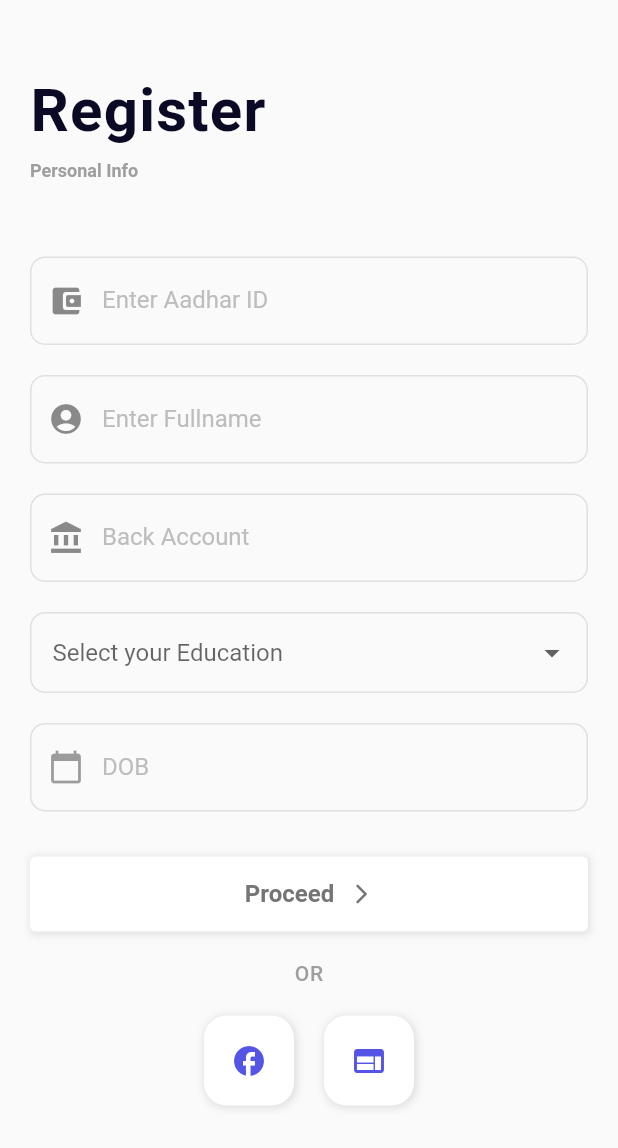
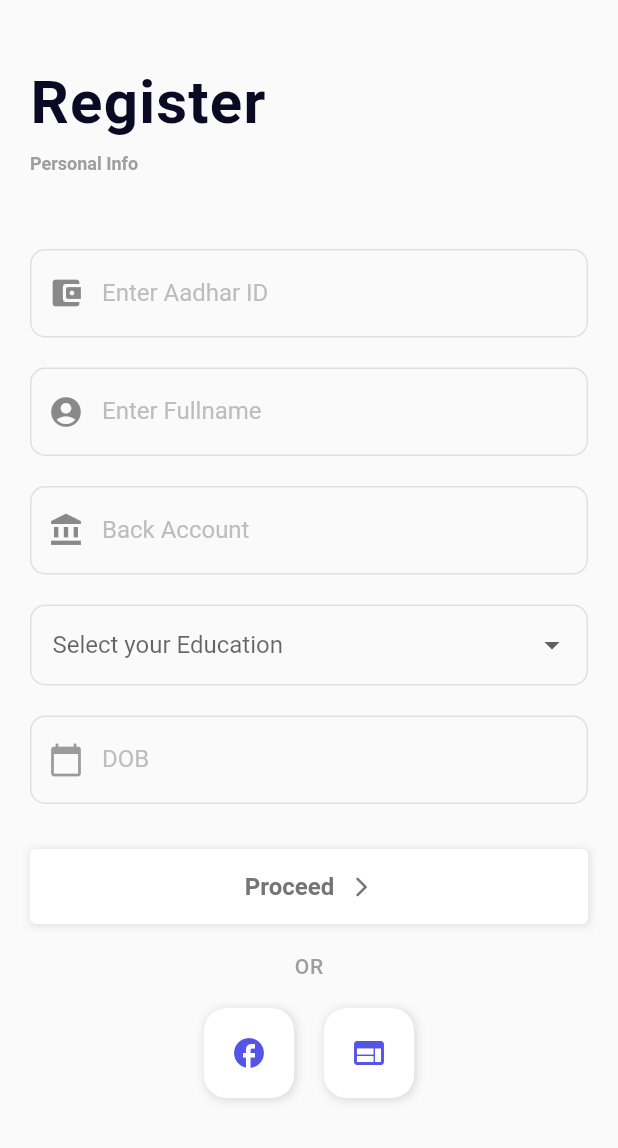
Before and after one commit to AgnelSelvan/Form-Validation-Flutter, a Flutter app: the screen it shows after launch, on a phone screen of 412 x 824 dp. Shown: the top 1148 px of the screen. Run offline on Flutter 3.47's test engine with Material 2 defaults, Android fonts, the phone set to English and light mode, and no system bars; our stand-ins replace dartz, dio, equatable, flutter_bloc, get_it, internet_connection_checker.

Commit message:
Added Home Screen, Changed Layout

```diff
--- a/lib/view_model/provider/register.dart
+++ b/lib/view_model/provider/register.dart
@@ -53,6 +53,12 @@ class RegisterNotifier extends ChangeNotifier {
     } else if (province == null) {
       return Left(UnknownFailure("Please Select A Province"));
     }
+    _addressInfo = AddressInfo(
+      addressNo: addressNo,
+      address: address,
+      addressType: _addressType!,
+      province: _province!,
+    );
     return const Right(true);
   }
 }
--- a/lib/views/pages/address.dart
+++ b/lib/views/pages/address.dart
@@ -58,7 +58,6 @@ class _AddressInfoScreenState extends State<AddressInfoScreen>
               child: Padding(
                 padding: const EdgeInsets.all(20),
                 child: Form(
-                  autovalidateMode: AutovalidateMode.onUserInteraction,
                   key: formGlobalKey,
                   child: Column(
                     crossAxisAlignment: CrossAxisAlignment.start,
@@ -103,6 +102,7 @@ class _AddressInfoScreenState extends State<AddressInfoScreen>
                         leadingIcon: Icons.apartment_rounded,
                         inputType: InputType.address,
                         validator: validateAddress,
+                        maxLines: 4,
                         textInputType: TextInputType.streetAddress,
                       ),
                       const SizedBox(
@@ -155,7 +155,7 @@ class _AddressInfoScreenState extends State<AddressInfoScreen>
                                 (l) => Utiliy.showErrorSnackbar(context,
                                     message: l.toString()), (r) {
                               if (r) {
-                                Navigator.push(
+                                Navigator.pushReplacement(
                                   context,
                                   MaterialPageRoute(
                                     builder: (context) => const HomeScreen(),
--- a/lib/views/pages/register.dart
+++ b/lib/views/pages/register.dart
@@ -59,7 +59,7 @@ class _RegisterScreenState extends State<RegisterScreen> with InputValidator {
             education: registerNotifier.education!,
             fullName: fullNameController.text,
           );
-          Navigator.push(
+          Navigator.pushReplacement(
               context,
               MaterialPageRoute(
                   builder: ((context) => const AddressInfoScreen())));
@@ -84,7 +84,6 @@ class _RegisterScreenState extends State<RegisterScreen> with InputValidator {
             child: Padding(
               padding: const EdgeInsets.all(20),
               child: Form(
-                autovalidateMode: AutovalidateMode.onUserInteraction,
                 key: formGlobalKey,
                 child: Column(
                   crossAxisAlignment: CrossAxisAlignment.start,
--- /dev/null
+++ b/lib/views/widgets/app_header.dart
@@ -0,0 +1,22 @@
+import 'package:flutter/material.dart';
+
+class AppHeader extends StatelessWidget {
+  final String text;
+
+  const AppHeader({Key? key, required this.text}) : super(key: key);
+
+  @override
+  Widget build(BuildContext context) {
+    return Column(
+      children: [
+        const SizedBox(
+          height: 25,
+        ),
+        Text(
+          text,
+          style: Theme.of(context).textTheme.headline3,
+        ),
+      ],
+    );
+  }
+}
--- a/lib/views/widgets/register_header.dart
+++ b/lib/views/widgets/register_header.dart
@@ -1,4 +1,5 @@
 import 'package:flutter/material.dart';
+import 'package:registration/views/widgets/app_header.dart';
 
 class RegisterHeader extends StatelessWidget {
   const RegisterHeader({
@@ -11,13 +12,7 @@ class RegisterHeader extends StatelessWidget {
     return Column(
       crossAxisAlignment: CrossAxisAlignment.start,
       children: [
-        const SizedBox(
-          height: 30,
-        ),
-        Text(
-          "Register",
-          style: Theme.of(context).textTheme.headline3,
-        ),
+        const AppHeader(text: "Register"),
         const SizedBox(
           height: 10,
         ),
--- a/lib/views/widgets/textfield.dart
+++ b/lib/views/widgets/textfield.dart
@@ -13,6 +13,7 @@ class RegisterTextField extends StatefulWidget {
     this.controller,
     this.validator,
     this.textInputType,
+    this.maxLines,
     this.enabled,
     required this.inputType,
     required this.leadingIcon,
@@ -26,6 +27,7 @@ class RegisterTextField extends StatefulWidget {
   final ValidatorCallback? validator;
   final TextInputType? textInputType;
   final bool? enabled;
+  final int? maxLines;
   final InputType inputType;
 
   @override
@@ -47,13 +49,20 @@ class _RegisterTextFieldState extends State<RegisterTextField>
                       : null;
 
   @override
-  Widget build(BuildContext context) {
+  void initState() {
+    super.initState();
+
     if (widget.enabled == null) {
       widget.controller?.addListener(() {
         setState(() {});
       });
     }
+  }
+
+  @override
+  Widget build(BuildContext context) {
     return TextFormField(
+      maxLines: widget.maxLines,
       enabled: widget.enabled,
       validator: widget.validator,
       controller: widget.controller,
```
Also changed, not shown: lib/views/pages/home.dart (+69 -6 lines).
